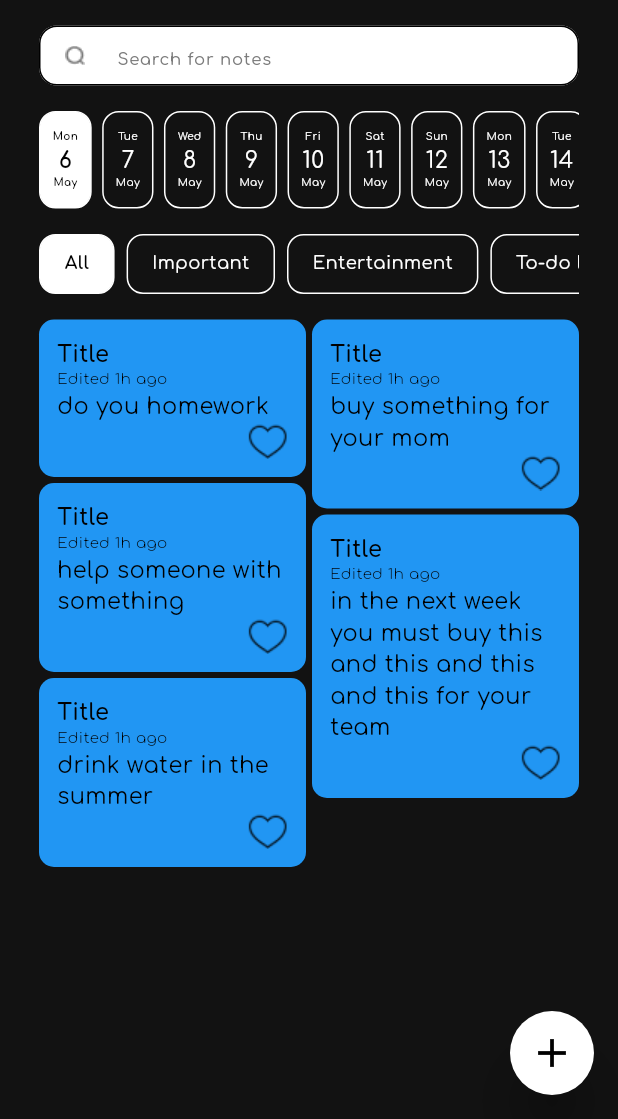
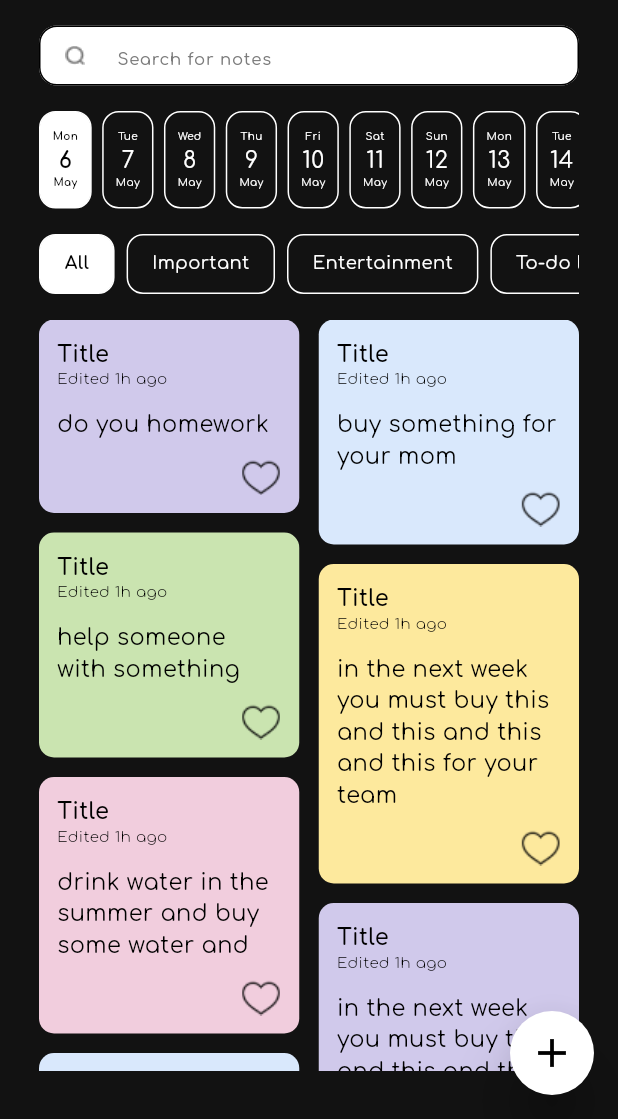
Before and after one commit to As-tra/memo_mate, a Flutter app: the screen it shows after launch, on a phone screen of 412 x 824 dp, the part 117-1236 px from its top. Run offline on Flutter 3.47's test engine with Material 3 defaults, Android fonts, the phone set to English and light mode, and no system bars; our stand-ins replace flutter_bloc.

Commit message:
add colors and fix some layout in the note card

```diff
--- a/lib/constants.dart
+++ b/lib/constants.dart
@@ -1 +1,10 @@
+import 'package:flutter/material.dart';
+
 String ktitle = 'Memo Mate';
+List<Color> knoteColors = const [
+  Color(0xFFD0C9EB),
+  Color(0xFFD9E8FC),
+  Color(0xFFCAE4B0),
+  Color(0xFFFDE99D),
+  Color(0xFFF1CDDD),
+];
--- a/lib/widgets/notes_part.dart
+++ b/lib/widgets/notes_part.dart
@@ -1,5 +1,6 @@
 import 'package:flutter/material.dart';
 import 'package:flutter_staggered_grid_view/flutter_staggered_grid_view.dart';
+import 'package:memo_mate/constants.dart';
 import 'package:memo_mate/widgets/custom_text.dart';
 
 class NotesPart extends StatelessWidget {
@@ -12,18 +13,20 @@ class NotesPart extends StatelessWidget {
       'buy something for your mom',
       'help someone with something',
       'in the next week you must buy this and this and this and this for your team',
-      'drink water in the summer',
+      'drink water in the summer and buy some water and',
+      'in the next week you must buy this and this and this and this for your team in the next week you must buy this and this and this and this for your team',
+      'in the next week you must buy this and this and this and just some words',
     ];
     return Expanded(
       child: MasonryGridView.count(
         crossAxisCount: 2,
-        mainAxisSpacing: 4,
+        mainAxisSpacing: 13,
         itemCount: notes.length,
-        crossAxisSpacing: 4,
+        crossAxisSpacing: 13,
         itemBuilder: (context, index) {
           return NoteCard(
             details: notes[index],
-            color: Colors.blue,
+            color: knoteColors[index % knoteColors.length],
           );
         },
       ),
@@ -62,7 +65,10 @@ class NoteCard extends StatelessWidget {
             size: 10,
             weight: FontWeight.w300,
           ),
-          CustomText(text: details, color: Colors.black),
+          Padding(
+            padding: const EdgeInsets.symmetric(vertical: 12.0),
+            child: CustomText(text: details, color: Colors.black),
+          ),
           Row(
             mainAxisAlignment: MainAxisAlignment.end,
             children: [
```
